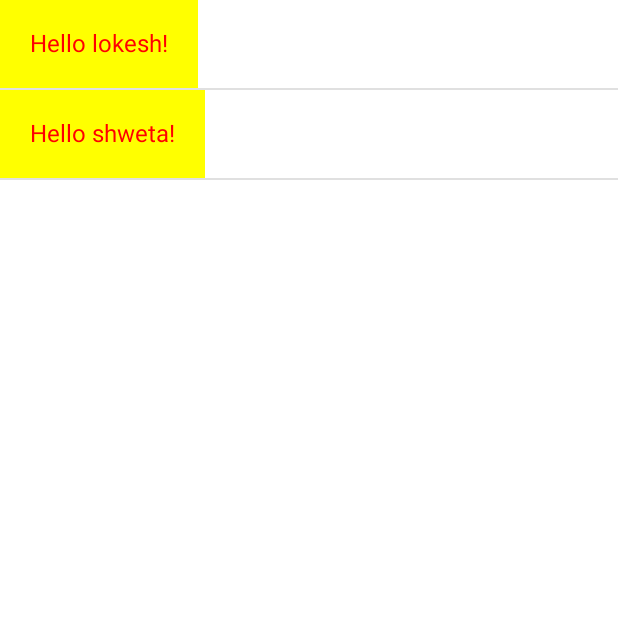
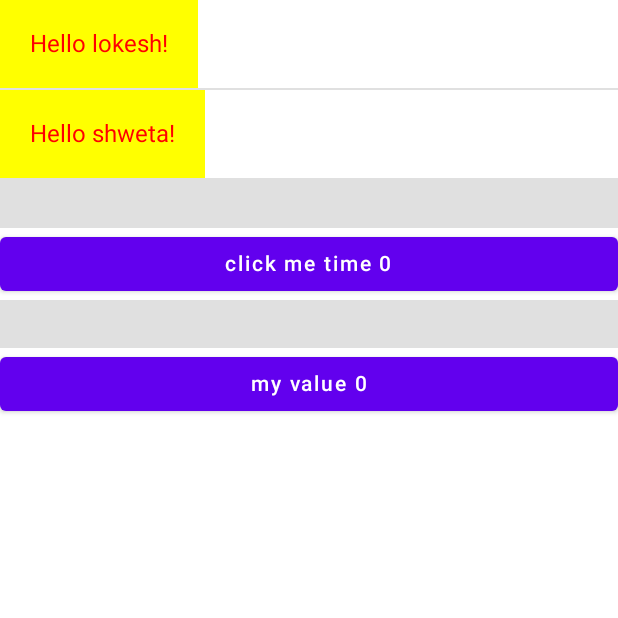
Before and after one commit to lsurage/jcompose, an Android app built with Jetpack Compose: the composable myScreenContent shown on its own in the app's theme, on a phone screen of 412 x 824 dp, the top half of it. Run offline under Robolectric (Android 15) with nearby library versions, the phone set to English and light mode, and no system bars.

Commit message:
state of value flexible ui

```diff
--- /dev/null
+++ b/app/src/main/java/com/example/jcompose/ui/theme/ui/Counter.kt
@@ -0,0 +1,20 @@
+package com.example.jcompose.ui.theme.ui
+
+import androidx.compose.foundation.layout.fillMaxHeight
+import androidx.compose.foundation.layout.fillMaxWidth
+import androidx.compose.foundation.layout.width
+import androidx.compose.material.Button
+import androidx.compose.material.Text
+import androidx.compose.runtime.Composable
+import androidx.compose.runtime.mutableStateOf
+import androidx.compose.runtime.remember
+import androidx.compose.ui.Modifier
+
+
+@Composable
+fun counter(){
+    val count  = remember { mutableStateOf(0)}
+    Button(onClick = {count.value++},modifier = Modifier.fillMaxWidth()) {
+        Text(text = "click me time ${count.value}")
+    }
+}
--- /dev/null
+++ b/app/src/main/java/com/example/jcompose/ui/theme/ui/CounterWithStateHoisting.kt
@@ -0,0 +1,14 @@
+package com.example.jcompose.ui.theme.ui
+
+import androidx.compose.foundation.layout.fillMaxWidth
+import androidx.compose.material.Button
+import androidx.compose.material.Text
+import androidx.compose.runtime.Composable
+import androidx.compose.ui.Modifier
+
+@Composable
+fun counterStateHoisting(count: Int, updateCount:(Int)-> Unit){
+    Button(onClick = {updateCount(count+1)}, Modifier.fillMaxWidth()) {
+        Text(text = "my value $count")
+    }
+}
--- a/app/src/main/java/com/example/jcompose/ui/theme/ui/MyScreenContent.kt
+++ b/app/src/main/java/com/example/jcompose/ui/theme/ui/MyScreenContent.kt
@@ -1,18 +1,26 @@
 package com.example.jcompose.ui.theme.ui
 
 import androidx.compose.foundation.layout.Column
-import androidx.compose.foundation.layout.width
 import androidx.compose.material.Divider
 import androidx.compose.runtime.Composable
-import androidx.compose.ui.Modifier
+import androidx.compose.runtime.mutableStateOf
+import androidx.compose.runtime.remember
 import androidx.compose.ui.unit.dp
 
 @Composable
-fun myScreenContent(names : List<String> = listOf("lokesh","shweta")){
+fun myScreenContent(names: List<String> = listOf("lokesh", "shweta")) {
+    val countState = remember { mutableStateOf(0)}
     Column {
-       names.forEach{
-           Greeting(name = it)
-           Divider()
-       }
+        names.forEach {
+            Greeting(name = it)
+            Divider()
+        }
+        Divider(thickness = 32.dp)
+        counter()
+        Divider(thickness = 32.dp)
+        counterStateHoisting(count = countState.value , updateCount ={
+            count ->
+            countState.value = count
+        } )
     }
 }
```
Also changed, not shown: app/src/main/java/com/example/jcompose/MainActivity.kt (+5 -2 lines), app/src/main/java/com/example/jcompose/ui/theme/ui/FlexUi.kt (added, +31 -0 lines).
